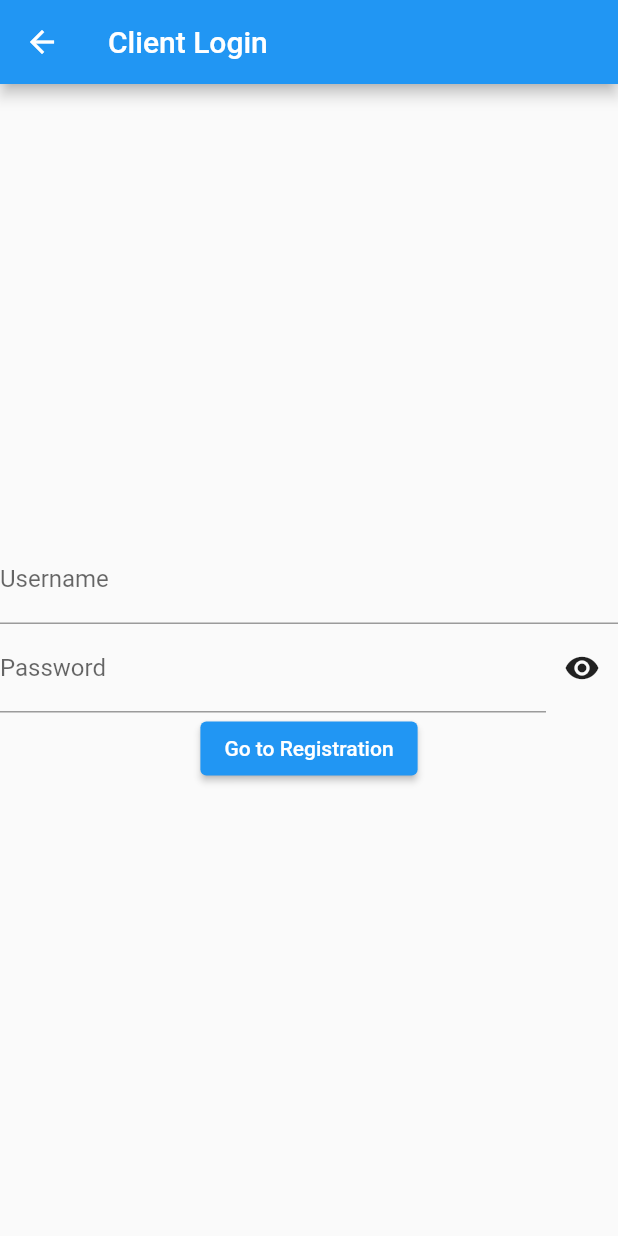
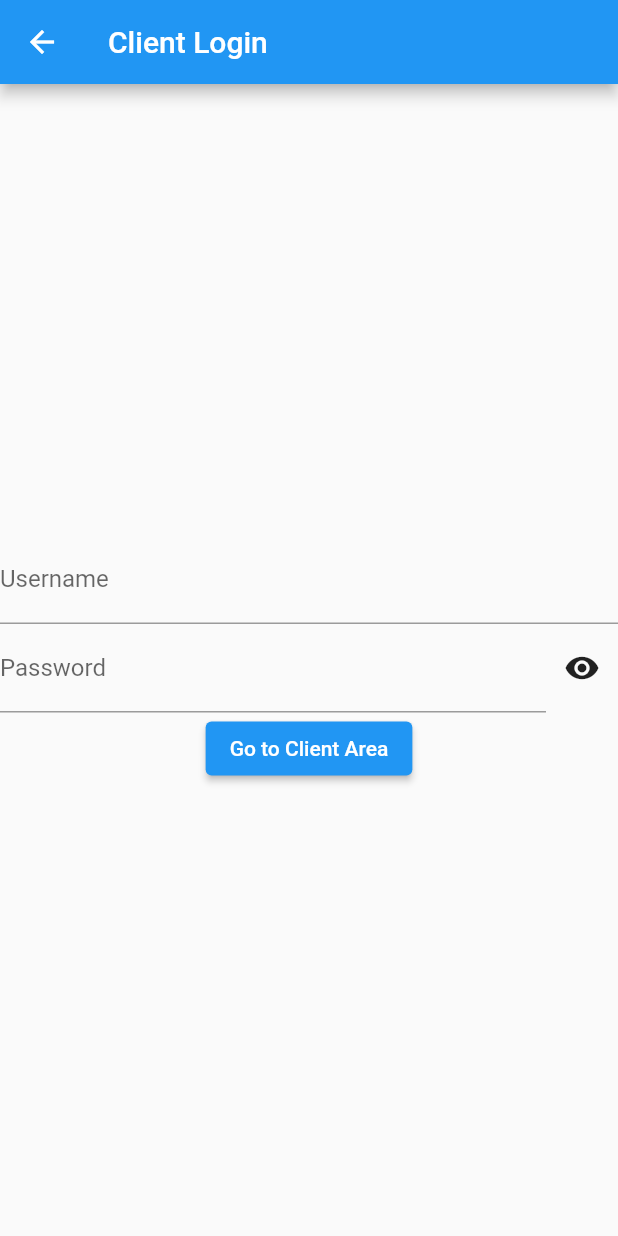
Before and after one commit to BrownYoga/Work-For-Me, a Flutter app: the ClientLogin screen opened by its route, on a phone screen of 412 x 824 dp. Run offline on Flutter 3.47's test engine with Material 2 defaults, Android fonts, the phone set to English and light mode, and no system bars; our stand-ins replace flutter_spinkit.

Commit message:
Update client_login.dart

```diff
--- a/work_for_me/lib/client/client_login.dart
+++ b/work_for_me/lib/client/client_login.dart
@@ -52,7 +52,7 @@ class _ClientLoginState extends State<ClientLogin> {
             onPressed: () {
               Navigator.pushNamed(context, '/client_reg_log');
             },
-            child: const Text('Go to Registration'),
+            child: const Text('Go to Client Area'),
           ),
         ],
       ),
```
